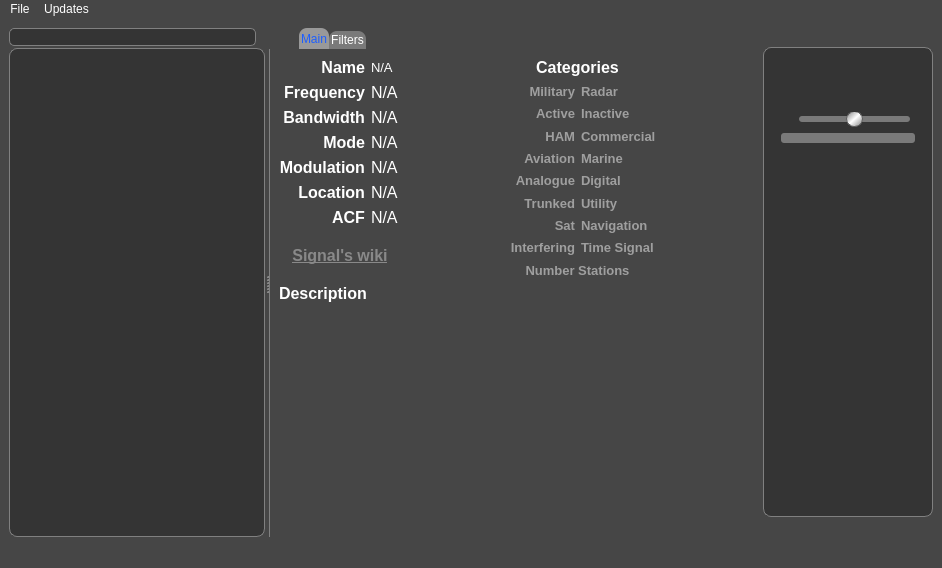
Before: the Qt Designer form main_window.ui in vbrizgamnk/Artemis, drawn with Qt 5.
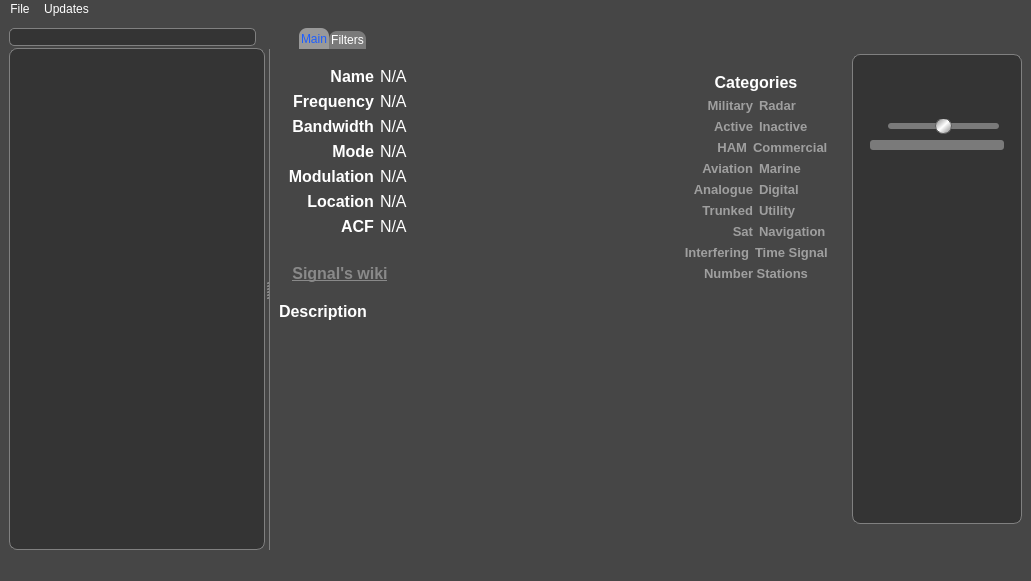
After: the same form once the commit is applied. Icons and pictures are not drawn.

Commit message: Better labes layout

What changed in the file:
```diff
--- a/main_window.ui
+++ b/main_window.ui
@@ -6,8 +6,8 @@
    <rect>
     <x>0</x>
     <y>0</y>
-    <width>942</width>
-    <height>568</height>
+    <width>1031</width>
+    <height>581</height>
    </rect>
   </property>
   <property name="sizePolicy">
@@ -321,10 +321,361 @@
          <string>Main</string>
         </attribute>
         <layout class="QGridLayout" name="gridLayout_2">
+         <item row="0" column="0">
+          <widget class="QWidget" name="widget_5" native="true">
+           <layout class="QGridLayout" name="gridLayout_4">
+            <item row="0" column="0">
+             <widget class="QLabel" name="label_2">
+              <property name="sizePolicy">
+               <sizepolicy hsizetype="Minimum" vsizetype="Preferred">
+                <horstretch>0</horstretch>
+                <verstretch>0</verstretch>
+               </sizepolicy>
+              </property>
+              <property name="minimumSize">
+               <size>
+                <width>0</width>
+                <height>0</height>
+               </size>
+              </property>
+              <property name="font">
+               <font>
+                <pointsize>12</pointsize>
+                <weight>75</weight>
+                <bold>true</bold>
+               </font>
+              </property>
+              <property name="text">
+               <string>Name</string>
+              </property>
+              <property name="alignment">
+               <set>Qt::AlignRight|Qt::AlignTrailing|Qt::AlignVCenter</set>
+              </property>
+             </widget>
+            </item>
          <item row="0" column="1">
+             <widget class="QLabel" name="name_lab">
+              <property name="sizePolicy">
+               <sizepolicy hsizetype="Expanding" vsizetype="Preferred">
+                <horstretch>0</horstretch>
+                <verstretch>0</verstretch>
+               </sizepolicy>
+              </property>
+              <property name="font">
+               <font>
+                <pointsize>12</pointsize>
+               </font>
+              </property>
+              <property name="text">
+               <string>N/A</string>
+              </property>
+              <property name="wordWrap">
+               <bool>false</bool>
+              </property>
+             </widget>
+            </item>
+            <item row="1" column="0">
+             <widget class="QLabel" name="label_3">
+              <property name="sizePolicy">
+               <sizepolicy hsizetype="Minimum" vsizetype="Preferred">
+                <horstretch>0</horstretch>
+                <verstretch>0</verstretch>
+               </sizepolicy>
+              </property>
+              <property name="minimumSize">
+               <size>
+                <width>0</width>
+                <height>0</height>
+               </size>
+              </property>
+              <property name="font">
+               <font>
+                <pointsize>12</pointsize>
+                <weight>75</weight>
+                <bold>true</bold>
+               </font>
+              </property>
+              <property name="text">
+               <string>Frequency</string>
+              </property>
+              <property name="alignment">
+               <set>Qt::AlignRight|Qt::AlignTrailing|Qt::AlignVCenter</set>
+              </property>
+             </widget>
+            </item>
+            <item row="1" column="1">
+             <widget class="QLabel" name="freq_lab">
+              <property name="sizePolicy">
+               <sizepolicy hsizetype="Expanding" vsizetype="Preferred">
+                <horstretch>0</horstretch>
+                <verstretch>0</verstretch>
+               </sizepolicy>
+              </property>
+              <property name="font">
+               <font>
+                <pointsize>12</pointsize>
+               </font>
+              </property>
+              <property name="text">
+               <string>N/A</string>
+              </property>
+             </widget>
+            </item>
+            <item row="2" column="0">
+             <widget class="QLabel" name="label_4">
+              <property name="sizePolicy">
+               <sizepolicy hsizetype="Minimum" vsizetype="Preferred">
+                <horstretch>0</horstretch>
+                <verstretch>0</verstretch>
+               </sizepolicy>
+              </property>
+              <property name="minimumSize">
+               <size>
+                <width>0</width>
+                <height>0</height>
+               </size>
+              </property>
+              <property name="font">
+               <font>
+                <pointsize>12</pointsize>
+                <weight>75</weight>
+                <bold>true</bold>
+               </font>
+              </property>
+              <property name="text">
+               <string>Bandwidth</string>
+              </property>
+              <property name="alignment">
+               <set>Qt::AlignRight|Qt::AlignTrailing|Qt::AlignVCenter</set>
+              </property>
+             </widget>
+            </item>
+            <item row="2" column="1">
+             <widget class="QLabel" name="band_lab">
+              <property name="sizePolicy">
+               <sizepolicy hsizetype="Expanding" vsizetype="Preferred">
+                <horstretch>0</horstretch>
+                <verstretch>0</verstretch>
+               </sizepolicy>
+              </property>
+              <property name="font">
+               <font>
+                <pointsize>12</pointsize>
+               </font>
+              </property>
+              <property name="text">
+               <string>N/A</string>
+              </property>
+             </widget>
+            </item>
+            <item row="3" column="0">
+             <widget class="QLabel" name="label_5">
+              <property name="sizePolicy">
+               <sizepolicy hsizetype="Minimum" vsizetype="Preferred">
+                <horstretch>0</horstretch>
+                <verstretch>0</verstretch>
+               </sizepolicy>
+              </property>
+              <property name="minimumSize">
+               <size>
+                <width>0</width>
+                <height>0</height>
+               </size>
+              </property>
+              <property name="font">
+               <font>
+                <pointsize>12</pointsize>
+                <weight>75</weight>
+                <bold>true</bold>
+               </font>
+              </property>
+              <property name="text">
+               <string>Mode</string>
+              </property>
+              <property name="alignment">
+               <set>Qt::AlignRight|Qt::AlignTrailing|Qt::AlignVCenter</set>
+              </property>
+             </widget>
+            </item>
+            <item row="3" column="1">
+             <widget class="QLabel" name="mode_lab">
+              <property name="sizePolicy">
+               <sizepolicy hsizetype="Expanding" vsizetype="Preferred">
+                <horstretch>0</horstretch>
+                <verstretch>0</verstretch>
+               </sizepolicy>
+              </property>
+              <property name="font">
+               <font>
+                <pointsize>12</pointsize>
+               </font>
+              </property>
+              <property name="text">
+               <string>N/A</string>
+              </property>
+             </widget>
+            </item>
+            <item row="4" column="0">
+             <widget class="QLabel" name="label_6">
+              <property name="sizePolicy">
+               <sizepolicy hsizetype="Minimum" vsizetype="Preferred">
+                <horstretch>0</horstretch>
+                <verstretch>0</verstretch>
+               </sizepolicy>
+              </property>
+              <property name="minimumSize">
+               <size>
+                <width>0</width>
+                <height>0</height>
+               </size>
+              </property>
+              <property name="font">
+               <font>
+                <pointsize>12</pointsize>
+                <weight>75</weight>
+                <bold>true</bold>
+               </font>
+              </property>
+              <property name="text">
+               <string>Modulation</string>
+              </property>
+              <property name="alignment">
+               <set>Qt::AlignRight|Qt::AlignTrailing|Qt::AlignVCenter</set>
+              </property>
+             </widget>
+            </item>
+            <item row="4" column="1">
+             <widget class="QLabel" name="modul_lab">
+              <property name="sizePolicy">
+               <sizepolicy hsizetype="Expanding" vsizetype="Preferred">
+                <horstretch>0</horstretch>
+                <verstretch>0</verstretch>
+               </sizepolicy>
+              </property>
+              <property name="font">
+               <font>
+                <pointsize>12</pointsize>
+               </font>
+              </property>
+              <property name="text">
+               <string>N/A</string>
+              </property>
+             </widget>
+            </item>
+            <item row="5" column="0">
+             <widget class="QLabel" name="label_7">
+              <property name="sizePolicy">
+               <sizepolicy hsizetype="Minimum" vsizetype="Preferred">
+                <horstretch>0</horstretch>
+                <verstretch>0</verstretch>
+               </sizepolicy>
+              </property>
+              <property name="minimumSize">
+               <size>
+                <width>0</width>
+                <height>0</height>
+               </size>
+              </property>
+              <property name="font">
+               <font>
+                <pointsize>12</pointsize>
+                <weight>75</weight>
+                <bold>true</bold>
+               </font>
+              </property>
+              <property name="text">
+               <string>Location</string>
+              </property>
+              <property name="alignment">
+               <set>Qt::AlignRight|Qt::AlignTrailing|Qt::AlignVCenter</set>
+              </property>
+             </widget>
+            </item>
+            <item row="5" column="1">
+             <widget class="QLabel" name="loc_lab">
+              <property name="sizePolicy">
+               <sizepolicy hsizetype="Expanding" vsizetype="Preferred">
+                <horstretch>0</horstretch>
+                <verstretch>0</verstretch>
+               </sizepolicy>
+              </property>
+              <property name="font">
+               <font>
+                <pointsize>12</pointsize>
+               </font>
+              </property>
+              <property name="text">
+               <string>N/A</string>
+              </property>
+             </widget>
+            </item>
+            <item row="6" column="0">
+             <widget class="QLabel" name="label_8">
+              <property name="sizePolicy">
+               <sizepolicy hsizetype="Minimum" vsizetype="Preferred">
+                <horstretch>0</horstretch>
+                <verstretch>0</verstretch>
+               </sizepolicy>
+              </property>
+              <property name="minimumSize">
+               <size>
+                <width>0</width>
+                <height>0</height>
+               </size>
+              </property>
+              <property name="font">
+               <font>
+                <pointsize>12</pointsize>
+                <weight>75</weight>
+                <bold>true</bold>
+               </font>
+              </property>
+              <property name="text">
+               <string>ACF</string>
+              </property>
+              <property name="alignment">
+               <set>Qt::AlignRight|Qt::AlignTrailing|Qt::AlignVCenter</set>
+              </property>
+             </widget>
+            </item>
+            <item row="6" column="1">
+             <widget class="QLabel" name="acf_lab">
+              <property name="sizePolicy">
+               <sizepolicy hsizetype="Expanding" vsizetype="Preferred">
+                <horstretch>0</horstretch>
+                <verstretch>0</verstretch>
+               </sizepolicy>
+              </property>
+              <property name="font">
+               <font>
+                <pointsize>12</pointsize>
+               </font>
+              </property>
+              <property name="text">
+               <string>N/A</string>
+              </property>
+             </widget>
+            </item>
+           </layout>
+          </widget>
+         </item>
+         <item row="0" column="1" rowspan="2">
+          <widget class="QWidget" name="widget_3" native="true">
+           <property name="sizePolicy">
+            <sizepolicy hsizetype="Fixed" vsizetype="Fixed">
+             <horstretch>0</horstretch>
+             <verstretch>0</verstretch>
+            </sizepolicy>
+           </property>
           <layout class="QVBoxLayout" name="verticalLayout_2">
            <item>
             <widget class="QLabel" name="label_11">
+              <property name="sizePolicy">
+               <sizepolicy hsizetype="Preferred" vsizetype="Preferred">
+                <horstretch>0</horstretch>
+                <verstretch>0</verstretch>
+               </sizepolicy>
+              </property>
              <property name="font">
               <font>
                <pointsize>12</pointsize>
@@ -344,6 +695,12 @@
             <layout class="QHBoxLayout" name="horizontalLayout_18">
              <item>
               <widget class="QLabel" name="cat_mil">
+                <property name="sizePolicy">
+                 <sizepolicy hsizetype="Preferred" vsizetype="Preferred">
+                  <horstretch>0</horstretch>
+                  <verstretch>0</verstretch>
+                 </sizepolicy>
+                </property>
                <property name="font">
                 <font>
                  <pointsize>10</pointsize>
@@ -364,6 +721,12 @@
              </item>
              <item>
               <widget class="QLabel" name="cat_rad">
+                <property name="sizePolicy">
+                 <sizepolicy hsizetype="Preferred" vsizetype="Preferred">
+                  <horstretch>0</horstretch>
+                  <verstretch>0</verstretch>
+                 </sizepolicy>
+                </property>
                <property name="font">
                 <font>
                  <pointsize>10</pointsize>
@@ -388,6 +751,12 @@
             <layout class="QHBoxLayout" name="horizontalLayout_19">
              <item>
               <widget class="QLabel" name="cat_active">
+                <property name="sizePolicy">
+                 <sizepolicy hsizetype="Preferred" vsizetype="Preferred">
+                  <horstretch>0</horstretch>
+                  <verstretch>0</verstretch>
+                 </sizepolicy>
+                </property>
                <property name="font">
                 <font>
                  <pointsize>10</pointsize>
@@ -408,6 +777,12 @@
              </item>
              <item>
               <widget class="QLabel" name="cat_inactive">
+                <property name="sizePolicy">
+                 <sizepolicy hsizetype="Preferred" vsizetype="Preferred">
+                  <horstretch>0</horstretch>
+                  <verstretch>0</verstretch>
+                 </sizepolicy>
+                </property>
                <property name="font">
                 <font>
                  <pointsize>10</pointsize>
@@ -432,6 +807,12 @@
             <layout class="QHBoxLayout" name="horizontalLayout_20">
              <item>
               <widget class="QLabel" name="cat_ham">
+                <property name="sizePolicy">
+                 <sizepolicy hsizetype="Preferred" vsizetype="Preferred">
+                  <horstretch>0</horstretch>
+                  <verstretch>0</verstretch>
+                 </sizepolicy>
+                </property>
                <property name="font">
                 <font>
                  <pointsize>10</pointsize>
@@ -452,6 +833,12 @@
              </item>
              <item>
               <widget class="QLabel" name="cat_comm">
+                <property name="sizePolicy">
+                 <sizepolicy hsizetype="Preferred" vsizetype="Preferred">
+                  <horstretch>0</horstretch>
+                  <verstretch>0</verstretch>
+                 </sizepolicy>
+                </property>
                <property name="font">
                 <font>
                  <pointsize>10</pointsize>
@@ -476,6 +863,12 @@
             <layout class="QHBoxLayout" name="horizontalLayout_21">
              <item>
               <widget class="QLabel" name="cat_avi">
+                <property name="sizePolicy">
+                 <sizepolicy hsizetype="Preferred" vsizetype="Preferred">
+                  <horstretch>0</horstretch>
+                  <verstretch>0</verstretch>
+                 </sizepolicy>
+                </property>
                <property name="font">
                 <font>
                  <pointsize>10</pointsize>
@@ -496,6 +889,12 @@
              </item>
              <item>
               <widget class="QLabel" name="cat_mar">
+                <property name="sizePolicy">
+                 <sizepolicy hsizetype="Preferred" vsizetype="Preferred">
+                  <horstretch>0</horstretch>
+                  <verstretch>0</verstretch>
+                 </sizepolicy>
+                </property>
                <property name="font">
                 <font>
                  <pointsize>10</pointsize>
@@ -520,6 +919,12 @@
             <layout class="QHBoxLayout" name="horizontalLayout_22">
              <item>
               <widget class="QLabel" name="cat_ana">
+                <property name="sizePolicy">
+                 <sizepolicy hsizetype="Preferred" vsizetype="Preferred">
+                  <horstretch>0</horstretch>
+                  <verstretch>0</verstretch>
+                 </sizepolicy>
+                </property>
                <property name="font">
                 <font>
                  <pointsize>10</pointsize>
@@ -540,6 +945,12 @@
              </item>
              <item>
               <widget class="QLabel" name="cat_dig">
+                <property name="sizePolicy">
+                 <sizepolicy hsizetype="Preferred" vsizetype="Preferred">
+                  <horstretch>0</horstretch>
+                  <verstretch>0</verstretch>
+                 </sizepolicy>
+                </property>
                <property name="font">
                 <font>
                  <pointsize>10</pointsize>
@@ -564,6 +975,12 @@
             <layout class="QHBoxLayout" name="horizontalLayout_23">
              <item>
               <widget class="QLabel" name="cat_trunked">
+                <property name="sizePolicy">
+                 <sizepolicy hsizetype="Preferred" vsizetype="Preferred">
+                  <horstretch>0</horstretch>
+                  <verstretch>0</verstretch>
+                 </sizepolicy>
+                </property>
                <property name="font">
                 <font>
                  <pointsize>10</pointsize>
@@ -584,6 +1001,12 @@
              </item>
              <item>
               <widget class="QLabel" name="cat_utility">
+                <property name="sizePolicy">
+                 <sizepolicy hsizetype="Preferred" vsizetype="Preferred">
+                  <horstretch>0</horstretch>
+                  <verstretch>0</verstretch>
+                 </sizepolicy>
+                </property>
                <property name="font">
                 <font>
                  <pointsize>10</pointsize>
@@ -608,6 +1031,12 @@
             <layout class="QHBoxLayout" name="horizontalLayout_24">
              <item>
               <widget class="QLabel" name="cat_sat">
+                <property name="sizePolicy">
+                 <sizepolicy hsizetype="Preferred" vsizetype="Preferred">
+                  <horstretch>0</horstretch>
+                  <verstretch>0</verstretch>
+                 </sizepolicy>
+                </property>
                <property name="font">
                 <font>
                  <pointsize>10</pointsize>
@@ -628,6 +1057,12 @@
              </item>
              <item>
               <widget class="QLabel" name="cat_navi">
+                <property name="sizePolicy">
+                 <sizepolicy hsizetype="Preferred" vsizetype="Preferred">
+                  <horstretch>0</horstretch>
+                  <verstretch>0</verstretch>
+                 </sizepolicy>
+                </property>
                <property name="font">
                 <font>
                  <pointsize>10</pointsize>
@@ -652,6 +1087,12 @@
             <layout class="QHBoxLayout" name="horizontalLayout_25">
              <item>
               <widget class="QLabel" name="cat_interf">
+                <property name="sizePolicy">
+                 <sizepolicy hsizetype="Preferred" vsizetype="Preferred">
+                  <horstretch>0</horstretch>
+                  <verstretch>0</verstretch>
+                 </sizepolicy>
+                </property>
                <property name="font">
                 <font>
                  <pointsize>10</pointsize>
@@ -672,6 +1113,12 @@
              </item>
              <item>
               <widget class="QLabel" name="cat_time_sig">
+                <property name="sizePolicy">
+                 <sizepolicy hsizetype="Preferred" vsizetype="Preferred">
+                  <horstretch>0</horstretch>
+                  <verstretch>0</verstretch>
+                 </sizepolicy>
+                </property>
                <property name="font">
                 <font>
                  <pointsize>10</pointsize>
@@ -694,6 +1141,12 @@
            </item>
            <item>
             <widget class="QLabel" name="cat_num_stat">
+              <property name="sizePolicy">
+               <sizepolicy hsizetype="Preferred" vsizetype="Preferred">
+                <horstretch>0</horstretch>
+                <verstretch>0</verstretch>
+               </sizepolicy>
+              </property>
              <property name="font">
               <font>
                <pointsize>10</pointsize>
@@ -713,239 +1166,9 @@
             </widget>
            </item>
           </layout>
+          </widget>
          </item>
          <item row="1" column="0">
-          <widget class="QLabel" name="label_9">
-           <property name="font">
-            <font>
-             <pointsize>12</pointsize>
-             <weight>75</weight>
-             <bold>true</bold>
-            </font>
-           </property>
-           <property name="text">
-            <string>Description</string>
-           </property>
-          </widget>
-         </item>
-         <item row="0" column="0">
-          <layout class="QVBoxLayout" name="verticalLayout_5">
-           <item>
-            <layout class="QHBoxLayout" name="horizontalLayout_3">
-             <item>
-              <layout class="QVBoxLayout" name="verticalLayout_3">
-               <item>
-                <widget class="QLabel" name="label_2">
-                 <property name="font">
-                  <font>
-                   <pointsize>12</pointsize>
-                   <weight>75</weight>
-                   <bold>true</bold>
-                  </font>
-                 </property>
-                 <property name="text">
-                  <string>Name</string>
-                 </property>
-                 <property name="alignment">
-                  <set>Qt::AlignRight|Qt::AlignTrailing|Qt::AlignVCenter</set>
-                 </property>
-                </widget>
-               </item>
-               <item>
-                <widget class="QLabel" name="label_3">
-                 <property name="font">
-                  <font>
-                   <pointsize>12</pointsize>
-                   <weight>75</weight>
-                   <bold>true</bold>
-                  </font>
-                 </property>
-                 <property name="text">
-                  <string>Frequency</string>
-                 </property>
-                 <property name="alignment">
-                  <set>Qt::AlignRight|Qt::AlignTrailing|Qt::AlignVCenter</set>
-                 </property>
-                </widget>
-               </item>
-               <item>
-                <widget class="QLabel" name="label_4">
-                 <property name="font">
-                  <font>
-                   <pointsize>12</pointsize>
-                   <weight>75</weight>
-                   <bold>true</bold>
-                  </font>
-                 </property>
-                 <property name="text">
-                  <string>Bandwidth</string>
-                 </property>
-                 <property name="alignment">
-                  <set>Qt::AlignRight|Qt::AlignTrailing|Qt::AlignVCenter</set>
-                 </property>
-                </widget>
-               </item>
-               <item>
-                <widget class="QLabel" name="label_5">
-                 <property name="font">
-                  <font>
-                   <pointsize>12</pointsize>
-                   <weight>75</weight>
-                   <bold>true</bold>
-                  </font>
-                 </property>
-                 <property name="text">
-                  <string>Mode</string>
-                 </property>
-                 <property name="alignment">
-                  <set>Qt::AlignRight|Qt::AlignTrailing|Qt::AlignVCenter</set>
-                 </property>
-                </widget>
-               </item>
-               <item>
-                <widget class="QLabel" name="label_6">
-                 <property name="font">
-                  <font>
-                   <pointsize>12</pointsize>
-                   <weight>75</weight>
-                   <bold>true</bold>
-                  </font>
-                 </property>
-                 <property name="text">
-                  <string>Modulation</string>
-                 </property>
-                 <property name="alignment">
-                  <set>Qt::AlignRight|Qt::AlignTrailing|Qt::AlignVCenter</set>
-                 </property>
-                </widget>
-               </item>
-               <item>
-                <widget class="QLabel" name="label_7">
-                 <property name="font">
-                  <font>
-                   <pointsize>12</pointsize>
-                   <weight>75</weight>
-                   <bold>true</bold>
-                  </font>
-                 </property>
-                 <property name="text">
-                  <string>Location</string>
-                 </property>
-                 <property name="alignment">
-                  <set>Qt::AlignRight|Qt::AlignTrailing|Qt::AlignVCenter</set>
-                 </property>
-                </widget>
-               </item>
-               <item>
-                <widget class="QLabel" name="label_8">
-                 <property name="font">
-                  <font>
-                   <pointsize>12</pointsize>
-                   <weight>75</weight>
-                   <bold>true</bold>
-                  </font>
-                 </property>
-                 <property name="text">
-                  <string>ACF</string>
-                 </property>
-                 <property name="alignment">
-                  <set>Qt::AlignRight|Qt::AlignTrailing|Qt::AlignVCenter</set>
-                 </property>
-                </widget>
-               </item>
-              </layout>
-             </item>
-             <item>
-              <layout class="QVBoxLayout" name="verticalLayout_4">
-               <item>
-                <widget class="QLabel" name="name_lab">
-                 <property name="font">
-                  <font>
-                   <pointsize>10</pointsize>
-                  </font>
-                 </property>
-                 <property name="text">
-                  <string>N/A</string>
-                 </property>
-                </widget>
-               </item>
-               <item>
-                <widget class="QLabel" name="freq_lab">
-                 <property name="font">
-                  <font>
-                   <pointsize>12</pointsize>
-                  </font>
-                 </property>
-                 <property name="text">
-                  <string>N/A</string>
-                 </property>
-                </widget>
-               </item>
-               <item>
-                <widget class="QLabel" name="band_lab">
-                 <property name="font">
-                  <font>
-                   <pointsize>12</pointsize>
-                  </font>
-                 </property>
-                 <property name="text">
-                  <string>N/A</string>
-                 </property>
-                </widget>
-               </item>
-               <item>
-                <widget class="QLabel" name="mode_lab">
-                 <property name="font">
-                  <font>
-                   <pointsize>12</pointsize>
-                  </font>
-                 </property>
-                 <property name="text">
-                  <string>N/A</string>
-                 </property>
-                </widget>
-               </item>
-               <item>
-                <widget class="QLabel" name="modul_lab">
-                 <property name="font">
-                  <font>
-                   <pointsize>12</pointsize>
-                  </font>
-                 </property>
-                 <property name="text">
-                  <string>N/A</string>
-                 </property>
-                </widget>
-               </item>
-               <item>
-                <widget class="QLabel" name="loc_lab">
-                 <property name="font">
-                  <font>
-                   <pointsize>12</pointsize>
-                  </font>
-                 </property>
-                 <property name="text">
-                  <string>N/A</string>
-                 </property>
-                </widget>
-               </item>
-               <item>
-                <widget class="QLabel" name="acf_lab">
-                 <property name="font">
-                  <font>
-                   <pointsize>12</pointsize>
-                  </font>
-                 </property>
-                 <property name="text">
-                  <string>N/A</string>
-                 </property>
-                </widget>
-               </item>
-              </layout>
-             </item>
-            </layout>
-           </item>
-           <item>
             <widget class="QWidget" name="widget_4" native="true">
              <property name="sizePolicy">
               <sizepolicy hsizetype="Fixed" vsizetype="Preferred">
@@ -990,13 +1213,34 @@
              </layout>
             </widget>
            </item>
-          </layout>
+         <item row="2" column="0">
+          <widget class="QLabel" name="label_9">
+           <property name="sizePolicy">
+            <sizepolicy hsizetype="Fixed" vsizetype="Preferred">
+             <horstretch>0</horstretch>
+             <verstretch>0</verstretch>
+            </sizepolicy>
+           </property>
+           <property name="font">
+            <font>
+             <pointsize>12</pointsize>
+             <weight>75</weight>
+             <bold>true</bold>
+            </font>
+           </property>
+           <property name="text">
+            <string>Description</string>
+           </property>
+           <property name="alignment">
+            <set>Qt::AlignCenter</set>
+           </property>
+          </widget>
          </item>
-         <item row="2" column="0" colspan="2">
-          <widget class="QTextEdit" name="description_text">
+         <item row="3" column="0" colspan="2">
+          <widget class="QTextBrowser" name="description_text">
            <property name="font">
             <font>
-             <pointsize>10</pointsize>
+             <pointsize>11</pointsize>
             </font>
            </property>
            <property name="styleSheet">
@@ -1303,7 +1547,7 @@
     <rect>
      <x>0</x>
      <y>0</y>
-     <width>942</width>
+     <width>1031</width>
      <height>21</height>
     </rect>
    </property>
```
Left out of the diff: 16 changed lines with no effect on the pictures. Lines whose indentation alone changed are shown as unchanged. The commit also changes 1 other file.
